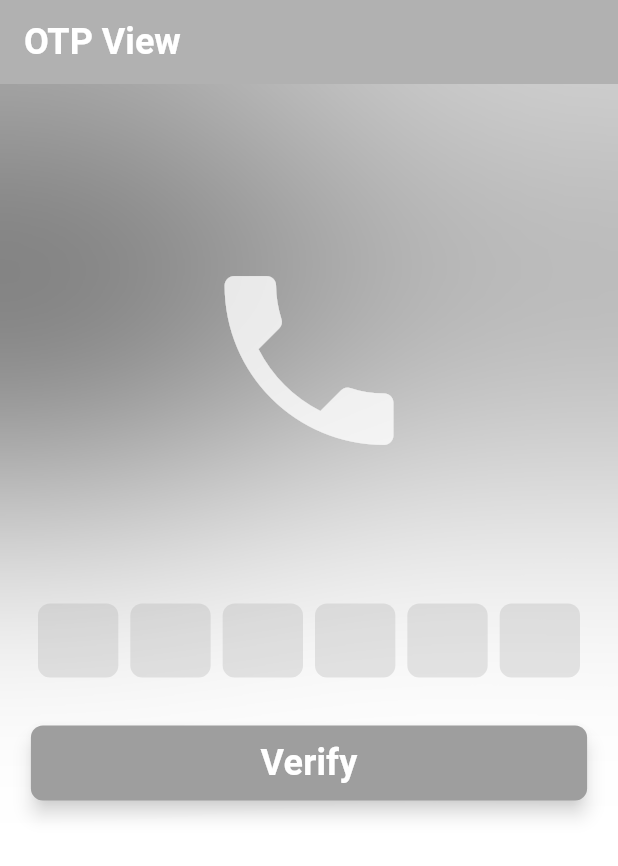
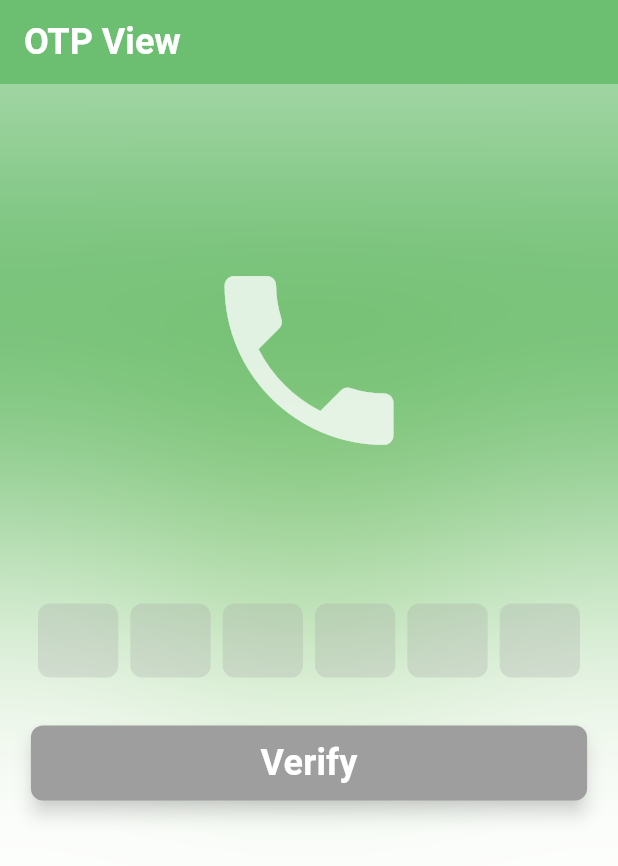
Before and after one commit to BaselHegazi226/auth_app, a Flutter app: the OtpView screen opened by its route, on a phone screen of 412 x 824 dp. Shown: the top 866 px of the screen. Run offline on Flutter 3.47's test engine with Material 3 defaults, Android fonts, the phone set to English and light mode, and no system bars; drawn by our look-alikes of pinput; our stand-ins replace awesome_dialog, bloc, cached_network_image, dartz, firebase_auth, firebase_core and 7 more; missing offline and left inert: flutter_facebook_auth; accounts and stored records are empty; network calls fail; Roboto replaces fonts that are missing (cairo).

Commit message:
change the color of phone and otp

```diff
--- a/lib/core/helper/const_variables.dart
+++ b/lib/core/helper/const_variables.dart
@@ -1,31 +1,39 @@
 import 'package:flutter/material.dart';
+
+const IconData kDisableIconData = Icons.check_box_outline_blank_rounded;
+const IconData kEnableIconData = Icons.check_box_rounded;
 
 Color kDisableColor = Colors.grey;
 Color kEmailFocusColor = const Color.fromRGBO(244, 143, 177, 1);
 Color kPasswordFocusColor = const Color.fromRGBO(244, 143, 177, 1);
+
 Color kPhoneFocusColor = const Color.fromRGBO(102, 187, 106, 1);
 Color kDefaultForgetPassColor = Colors.grey;
 final Color kFocusForgetPassColor = Colors.grey.shade600;
-const IconData kDisableIconData = Icons.check_box_outline_blank_rounded;
-const IconData kEnableIconData = Icons.check_box_rounded;
+
 final Color kFacebookColor = Color(0xff3F67CA);
 final Color kPhoneColor = Color(0xff62BB27);
 final Color kGoogleColor = Colors.black;
 final Color kSocialColor = Colors.grey.shade500;
 final Color kMacColor = Colors.black.withOpacity(.7);
+
 const Color kFilledTextFormFieldColor = Colors.grey;
 const kErrorColor = Colors.red;
+
 const Color kFilterCenterColor = Color.fromRGBO(255, 204, 128, 1);
 const Color kFilterRightColor = Color.fromRGBO(206, 147, 216, 1);
 const Color kFilterLeftColor = Color.fromRGBO(244, 143, 177, 1);
+
 const Color kTitleDialogColor = Color(0xff00CA71);
 const Color kDialogStateColor = Color(0xff00CA71);
 const Color kDialogBorderColor = Colors.white;
 const Color kDialogBackgroundColor = Colors.white;
 const Color kDescriptionColor = Colors.grey;
+
 final Color kPhoneLeftColor = Color.fromRGBO(102, 187, 106, 1);
-final Color kPhoneCenterColor = Colors.white;
+final Color kPhoneCenterColor = Color.fromRGBO(138, 200, 117, 1);
 final Color kPhoneRightColor = Color.fromRGBO(174, 213, 129, 1);
-final Color kOtpRightColor = Color.fromRGBO(174, 174, 174, 1); // Light grey
-final Color kOtpCenterColor = Colors.white;
-final Color kOtpLeftColor = Color.fromRGBO(102, 102, 102, 1); // Darker grey
+
+final Color kOtpRightColor = Color.fromRGBO(102, 187, 106, 1);
+final Color kOtpCenterColor = Color.fromRGBO(138, 200, 117, 1);
+final Color kOtpLeftColor = Color.fromRGBO(102, 187, 106, 1);
```
